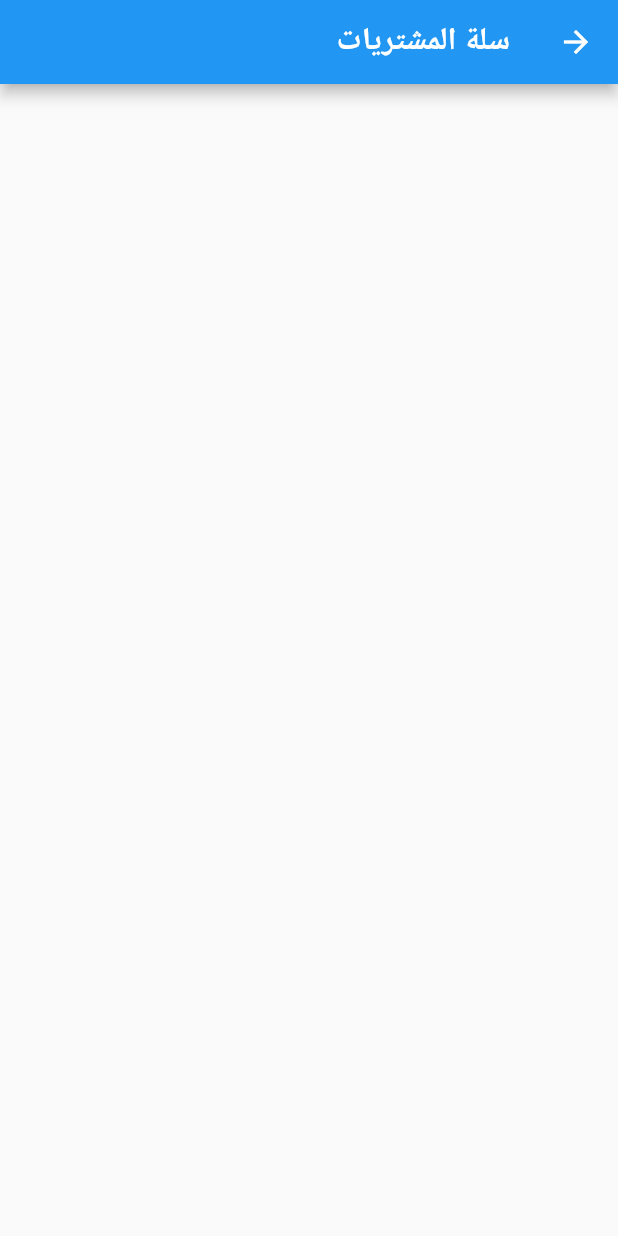
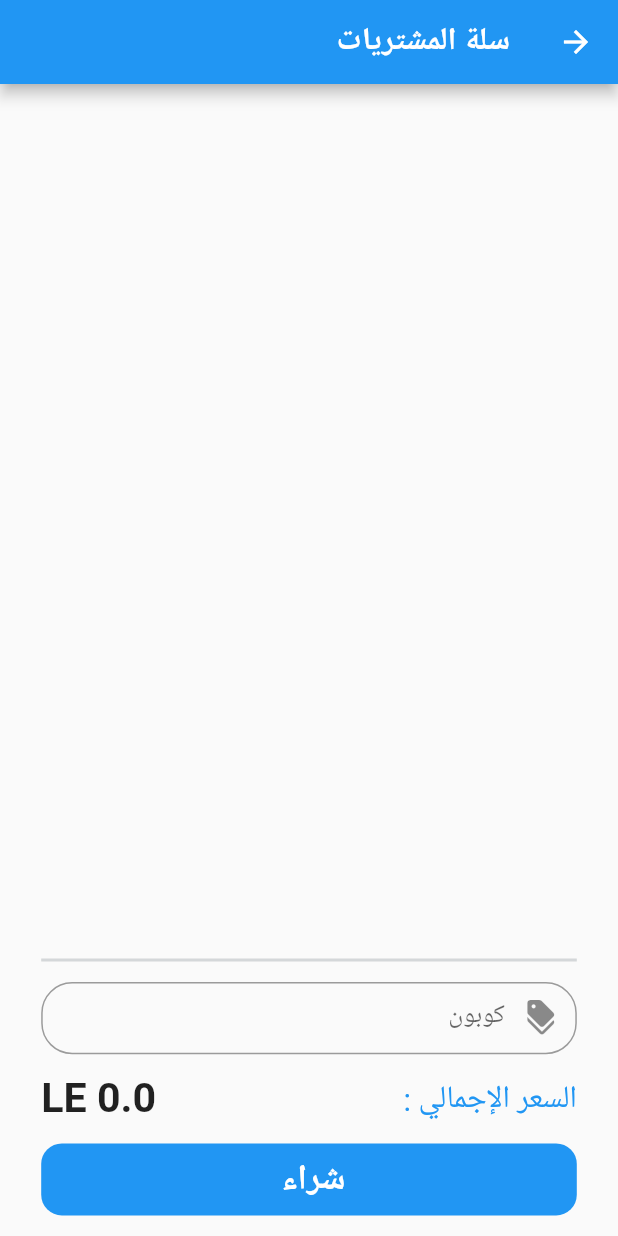
Before and after one commit to MohmdAshraf22/albarka, a Flutter app: the CartScreen screen opened directly, on a phone screen of 412 x 824 dp. Run offline on Flutter 3.47's test engine with Material 2 defaults, Android fonts, the phone set to English and light mode, and no system bars; our stand-ins replace bloc, cloud_firestore, contained_tab_bar_view, dartz, equatable, firebase_auth and 7 more; accounts and stored records are empty; project files that could hold a hidden picture were left out.

Commit message:
complete_task_with_grid

```diff
--- a/lib/src/modules/menu/presentation_layer/bloc/menu_bloc.dart
+++ b/lib/src/modules/menu/presentation_layer/bloc/menu_bloc.dart
@@ -25,13 +25,11 @@ class MenuBloc extends Bloc<MenuEvent, MenuState> {
 
   List<ProductModel> cartItems = [];
   List<ProductModel> selectProducts = [];
-
-  String value = "كشري";
   bool selectProduct = false;
   bool isSelected = false;
-  // bool isEdit = false;
   int changeTab = 0;
   int number = 1;
+  double total = 0;
   void changeIsSelected() {
     selectProduct = !selectProduct;
   }
@@ -41,6 +39,7 @@ class MenuBloc extends Bloc<MenuEvent, MenuState> {
   }
   void deleteSelectProduct() {
     selectProducts.forEach((element) {
+      total -= element.newPrice * element.number!;
       cartItems.remove(element);
     });
     selectProducts.clear();
@@ -89,7 +88,7 @@ class MenuBloc extends Bloc<MenuEvent, MenuState> {
       } else if (event is NavagationToProductsDetailsEvent) {
         NavigationManager.push(event.context,
             ProductDetails(event.index, event.product, event.collectionIndex));
-        emit(NavagationToProductsDetailsStates(
+        emit(NavigationToProductsDetailsStates(
             index: event.index,
             product: event.product,
             context: event.context));
@@ -108,7 +107,7 @@ class MenuBloc extends Bloc<MenuEvent, MenuState> {
         emit(AddProductToCartState(product: event.product,number: number));
       } else if (event is DeleteProductFromCartEvent) {
         deleteSelectProduct();
-        emit(DeleteProductFromCartState());
+        emit(const DeleteProductFromCartState());
       } else if (event is SelectAllProductEvent) {
         determineSelectAllProduct();
         emit(SelectAllProductStates(length: selectProducts.length));
@@ -123,6 +122,7 @@ class MenuBloc extends Bloc<MenuEvent, MenuState> {
         number--;
         emit(MinusNumberOfProductState(number: number));
       } else if (event is EditAddProductToCartEvent) {
+        //total -= event.product.newPrice * event.product.number!;
         cartItems.remove(event.product);
         emit(EditAddProductToCartState(product: event.product));
       }
--- a/lib/src/modules/menu/presentation_layer/bloc/menu_state.dart
+++ b/lib/src/modules/menu/presentation_layer/bloc/menu_state.dart
@@ -88,11 +88,11 @@ class GetMashweyatLoadingState extends MenuState {
   List<Object?> get props => [];
 }
 
-class NavagationToProductsDetailsStates extends MenuState {
+class NavigationToProductsDetailsStates extends MenuState {
   final BuildContext context;
   final ProductModel product;
   final int index;
-  const NavagationToProductsDetailsStates({required this.context,required this.product,required this.index});
+  const NavigationToProductsDetailsStates({required this.context,required this.product,required this.index});
   @override
   List<Object?> get props => [context,product,index];
 }
@@ -102,7 +102,8 @@ class AddProductToCartState extends MenuState {
   const AddProductToCartState({required this.product,required this.number});
   @override
   List<Object?> get props => [product];
-}class EditAddProductToCartState extends MenuState {
+}
+class EditAddProductToCartState extends MenuState {
   final ProductModel product;
   const EditAddProductToCartState({required this.product});
   @override
--- a/lib/src/modules/menu/presentation_layer/components/components.dart
+++ b/lib/src/modules/menu/presentation_layer/components/components.dart
@@ -85,7 +85,7 @@ Widget ItemCartGrid(ProductModel product, context, index) {
     builder: (context, state) {
       return InkWell(
         onLongPress: () {
-          bloc.add(ChangeIsSelectedEvent());
+          bloc.add(const ChangeIsSelectedEvent());
           if (!bloc.isSelected) {
             bloc.selectProducts.add(product);
           } else {
@@ -98,7 +98,7 @@ Widget ItemCartGrid(ProductModel product, context, index) {
           } else {
             bloc.selectProducts.add(product);
           }
-          bloc.add(IsSelectedProductEvent());
+          bloc.add(const IsSelectedProductEvent());
         },
         child: Card(
           elevation: 7,
@@ -170,7 +170,7 @@ Widget ItemCartGrid(ProductModel product, context, index) {
                       } else {
                         bloc.selectProducts.add(product);
                       }
-                            bloc.add(IsSelectedProductEvent());
+                      bloc.add(const IsSelectedProductEvent());
                     },
                     icon: bloc.selectProducts.contains(product)
                         ? const Icon(Icons.check_box)
--- a/lib/src/modules/menu/presentation_layer/screens/cart_screen.dart
+++ b/lib/src/modules/menu/presentation_layer/screens/cart_screen.dart
@@ -1,3 +1,4 @@
+import 'package:albaraka/src/core/utils/color_manager.dart';
 import 'package:flutter/material.dart';
 import 'package:flutter_bloc/flutter_bloc.dart';
 import 'package:sizer/sizer.dart';
@@ -7,19 +8,22 @@ import '../components/components.dart';
 
 class CartScreen extends StatelessWidget {
   const CartScreen({super.key});
-
   @override
   Widget build(BuildContext context) {
     return BlocBuilder<MenuBloc, MenuState>(
       builder: (context, state) {
         var bloc = MenuBloc.get(context);
+        double total = 0;
+         bloc.cartItems.forEach((element) {
+          total += element.newPrice * element.number!;
+        });
         return Scaffold(
           appBar: AppBar(
             leading: bloc.isSelected
                 ? IconButton(
                     icon: const Icon(Icons.close),
                     onPressed: () {
-                      bloc.add(BackToDefaultBeforeSelectEvent());
+                      bloc.add(const BackToDefaultBeforeSelectEvent());
                     },
                   )
                 : IconButton(
@@ -33,7 +37,8 @@ class CartScreen extends StatelessWidget {
               children: [
                 if (!bloc.isSelected) const Text("سلة المشتريات"),
                 if (bloc.isSelected)
-                  Text("${bloc.selectProducts.length} / ${bloc.cartItems.length}"),
+                  Text(
+                      "${bloc.selectProducts.length} / ${bloc.cartItems.length}"),
                 const Spacer(),
                 if (bloc.selectProducts.isNotEmpty && bloc.isSelected)
                   IconButton(
@@ -57,7 +62,8 @@ class CartScreen extends StatelessWidget {
                                         child: const Text("الغاء")),
                                     TextButton(
                                         onPressed: () {
-                                              bloc.add(DeleteProductFromCartEvent());
+                                          bloc.add(
+                                              const DeleteProductFromCartEvent());
                                           Navigator.pop(context);
                                         },
                                         child: const Text("إزالة")),
@@ -70,14 +76,16 @@ class CartScreen extends StatelessWidget {
                 if (bloc.isSelected)
                   IconButton(
                       onPressed: () {
-                          bloc.add(SelectAllProductEvent());
+                        bloc.add(const SelectAllProductEvent());
                       },
                       icon: const Icon(Icons.select_all)),
               ],
             ),
           ),
-          body: SingleChildScrollView(
-            physics: const BouncingScrollPhysics(),
+          body: Column(
+            children: [
+              Expanded(
+                child: SingleChildScrollView(
                   child: GridView.count(
                     physics: const NeverScrollableScrollPhysics(),
                     shrinkWrap: true,
@@ -91,6 +99,76 @@ class CartScreen extends StatelessWidget {
                     }),
                   ),
                 ),
+              ),
+              Padding(
+                padding: EdgeInsets.symmetric(horizontal: 20.sp,vertical: 10.sp),
+                child: Column(
+                  children: [
+                    Container(
+                      width: double.infinity,
+                      height: 2,
+                      color: ColorManager.card,
+                    ),
+                    SizedBox(
+                      height: 10.sp,
+                    ),
+                    SizedBox(
+                      height: 35.sp,
+                      child: TextFormField(
+                        validator: (value) {
+                          if (value!.isEmpty) {
+                            return '';
+                          }
+                          return null;
+                        },
+                       // controller: ,
+                        keyboardType: TextInputType.name,
+                        decoration: InputDecoration(
+                          border: OutlineInputBorder(
+                              borderRadius: BorderRadius.circular(15.sp)),
+                          prefixIcon: const Icon(Icons.discount),
+                          labelText: 'كوبون',),
+                      ),
+                    ),
+                    SizedBox(
+                      height: 10.sp,
+                    ),
+                    Row(
+                      mainAxisAlignment: MainAxisAlignment.end,
+                      children: [
+                        Text("السعر الإجمالي :",style: TextStyle(
+                          fontSize: 15.sp,
+                          color: ColorManager.primary
+                        ),),
+                        const Spacer(),
+                        Text("$total LE",style: TextStyle(
+                          fontSize: 20.sp,
+                          fontWeight: FontWeight.bold
+                        ),),
+                      ],
+                    ),
+                    SizedBox(
+                      height: 10.sp,
+                    ),
+                    Container(
+                      width: double.infinity,
+                      decoration: BoxDecoration(
+                        color: ColorManager.primary,
+                          borderRadius: BorderRadius.circular(10.sp),
+                    ),
+                      child: MaterialButton(
+                        onPressed: (){},
+                      child: Text("شراء ",style: TextStyle(
+                          color: ColorManager.white,
+                        fontWeight: FontWeight.bold,
+                        fontSize: 17.sp
+                      ),),),
+                    ),
+                  ],
+                ),
+              ),
+            ],
+          ),
         );
       },
     );
```
Also changed, not shown: lib/src/modules/menu/presentation_layer/screens/product_details_screen.dart (+40 -22 lines). Lines whose indentation alone changed are shown as unchanged.
